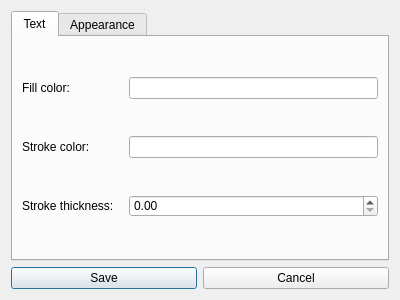
This is settingsdialog.ui in kostoskistefan/hoverclock-qt as Qt 5 draws it before an edit. The edited form follows.
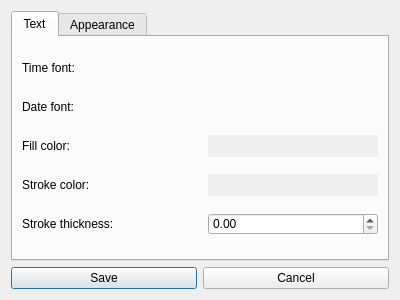
This is the edited form.

Commit message: Fully implement settings dialog

```diff
--- a/settingsdialog.ui
+++ b/settingsdialog.ui
@@ -39,10 +39,21 @@
        <property name="horizontalSpacing">
         <number>15</number>
        </property>
-       <item row="1" column="1">
-        <widget class="QLineEdit" name="strokeColorInput"/>
+       <item row="2" column="0">
+        <widget class="QLabel" name="fillColorLabel">
+         <property name="text">
+          <string>Fill color:</string>
+         </property>
+        </widget>
        </item>
-       <item row="2" column="1">
+       <item row="0" column="0">
+        <widget class="QLabel" name="timeFontLabel">
+         <property name="text">
+          <string>Time font:</string>
+         </property>
+        </widget>
+       </item>
+       <item row="4" column="2">
         <widget class="QDoubleSpinBox" name="strokeThicknessSpinBox">
          <property name="maximum">
           <double>5.000000000000000</double>
@@ -52,29 +63,72 @@
          </property>
         </widget>
        </item>
-       <item row="1" column="0">
-        <widget class="QLabel" name="strokeColorLabel">
-         <property name="text">
-          <string>Stroke color:</string>
-         </property>
-        </widget>
-       </item>
-       <item row="0" column="0">
-        <widget class="QLabel" name="fillColorLabel">
-         <property name="text">
-          <string>Fill color:</string>
-         </property>
-        </widget>
-       </item>
-       <item row="2" column="0">
+       <item row="4" column="0">
         <widget class="QLabel" name="strokeThicknessLabel">
          <property name="text">
           <string>Stroke thickness:</string>
          </property>
         </widget>
        </item>
-       <item row="0" column="1">
-        <widget class="QLineEdit" name="fillColorInput"/>
+       <item row="3" column="2">
+        <widget class="QPushButton" name="strokeColorPicker">
+         <property name="autoFillBackground">
+          <bool>true</bool>
+         </property>
+         <property name="text">
+          <string/>
+         </property>
+         <property name="flat">
+          <bool>true</bool>
+         </property>
+        </widget>
+       </item>
+       <item row="3" column="0">
+        <widget class="QLabel" name="strokeColorLabel">
+         <property name="text">
+          <string>Stroke color:</string>
+         </property>
+        </widget>
+       </item>
+       <item row="2" column="2">
+        <widget class="QPushButton" name="fillColorPicker">
+         <property name="autoFillBackground">
+          <bool>true</bool>
+         </property>
+         <property name="text">
+          <string/>
+         </property>
+         <property name="flat">
+          <bool>true</bool>
+         </property>
+        </widget>
+       </item>
+       <item row="1" column="0">
+        <widget class="QLabel" name="dateFontLabel">
+         <property name="text">
+          <string>Date font:</string>
+         </property>
+        </widget>
+       </item>
+       <item row="1" column="2">
+        <widget class="QPushButton" name="dateFontPicker">
+         <property name="text">
+          <string/>
+         </property>
+         <property name="flat">
+          <bool>true</bool>
+         </property>
+        </widget>
+       </item>
+       <item row="0" column="2">
+        <widget class="QPushButton" name="timeFontPicker">
+         <property name="text">
+          <string/>
+         </property>
+         <property name="flat">
+          <bool>true</bool>
+         </property>
+        </widget>
        </item>
       </layout>
      </widget>
```
Left out of the diff: 2 changed lines with no effect on the pictures. The commit also changes 4 other files.
